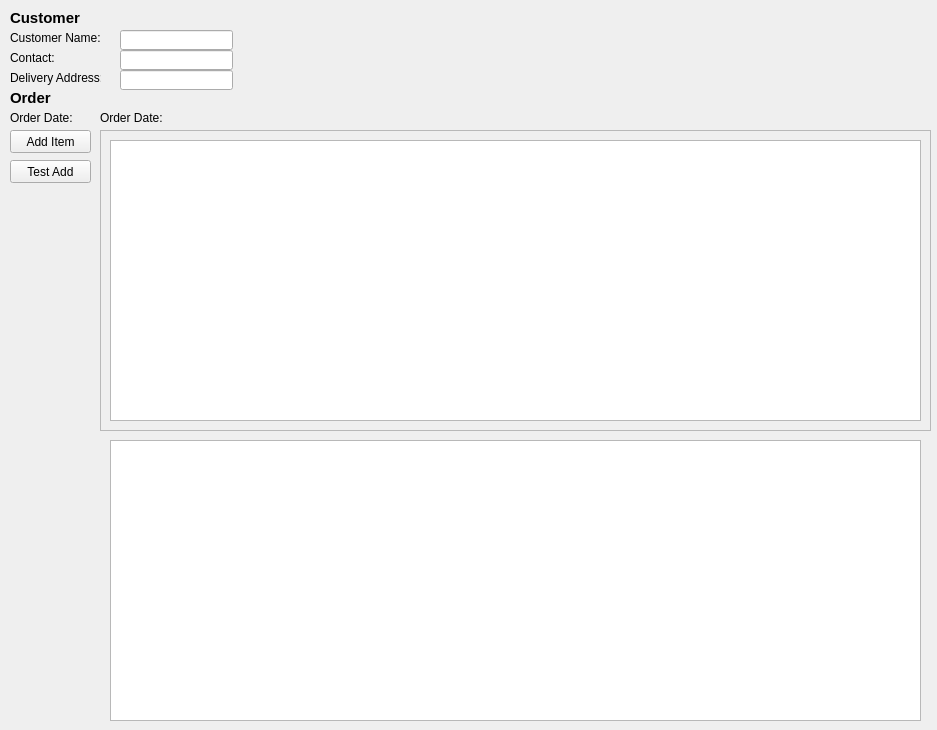
This is app/src/ui/NEW/new_order_page.ui in Kazu0210/Inventory-System as Qt 5 draws it before an edit. The edited form follows.
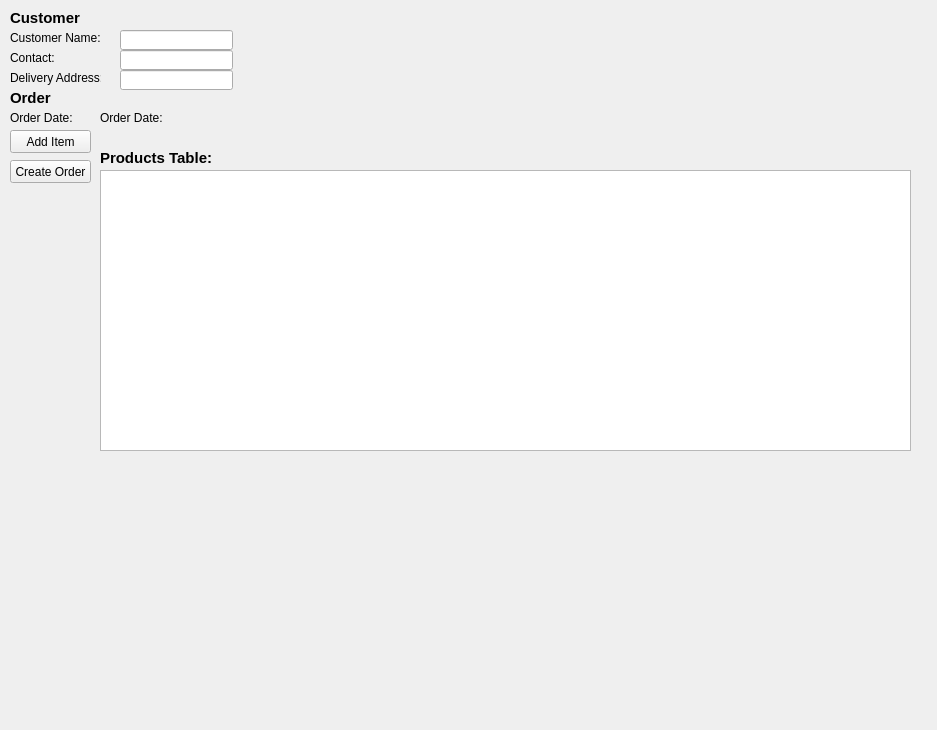
This is the edited form.

Commit message: added set order date label

What changed in the file:
```diff
--- a/app/src/ui/NEW/new_order_page.ui
+++ b/app/src/ui/NEW/new_order_page.ui
@@ -161,7 +161,17 @@
     <string>Add Item</string>
    </property>
   </widget>
-  <widget class="QPushButton" name="testAdd_pushButton">
+  <widget class="QTableWidget" name="products_tableWidget">
+   <property name="geometry">
+    <rect>
+     <x>100</x>
+     <y>170</y>
+     <width>811</width>
+     <height>281</height>
+    </rect>
+   </property>
+  </widget>
+  <widget class="QPushButton" name="createOrder_pushButton">
    <property name="geometry">
     <rect>
      <x>10</x>
@@ -171,38 +181,27 @@
     </rect>
    </property>
    <property name="text">
-    <string>Test Add</string>
+    <string>Create Order</string>
    </property>
   </widget>
-  <widget class="QFrame" name="frame">
+  <widget class="QLabel" name="label_7">
    <property name="geometry">
     <rect>
      <x>100</x>
-     <y>130</y>
-     <width>831</width>
-     <height>301</height>
+     <y>150</y>
+     <width>121</width>
+     <height>16</height>
     </rect>
    </property>
-   <property name="frameShape">
-    <enum>QFrame::StyledPanel</enum>
+   <property name="font">
+    <font>
+     <pointsize>11</pointsize>
+     <weight>75</weight>
+     <bold>true</bold>
+    </font>
    </property>
-   <property name="frameShadow">
-    <enum>QFrame::Raised</enum>
-   </property>
-   <layout class="QHBoxLayout" name="horizontalLayout">
-    <item>
-     <widget class="QTableWidget" name="orderList_tableWidget"/>
-    </item>
-   </layout>
-  </widget>
-  <widget class="QTableWidget" name="products_tableWidget">
-   <property name="geometry">
-    <rect>
-     <x>110</x>
-     <y>440</y>
-     <width>811</width>
-     <height>281</height>
-    </rect>
+   <property name="text">
+    <string>Products Table:</string>
    </property>
   </widget>
  </widget>
```
The commit also changes 5 other files.
